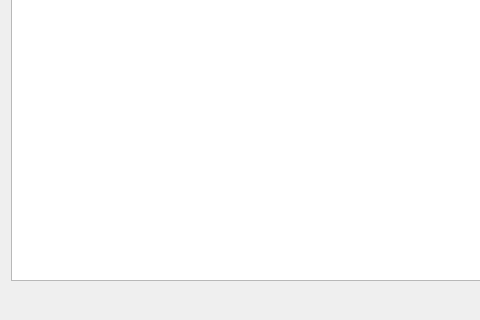
Above: Mascaret/ui/ui_delete.ui from Artelia/Mascaret before the change; both pictures show x 0 to 480 and y 347 to 667 of the 982 by 667 pixel window. Below: the same form after it.
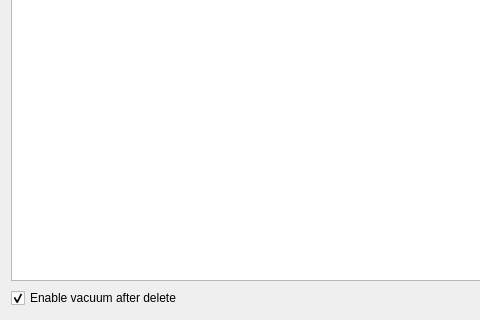
That is the form after the change.

Diff of the .ui file:
```diff
--- a/Mascaret/ui/ui_delete.ui
+++ b/Mascaret/ui/ui_delete.ui
@@ -79,6 +79,16 @@
      </item>
      <item>
       <layout class="QHBoxLayout" name="horizontalLayout">
+       <item>
+        <widget class="QCheckBox" name="ch_vaccum">
+         <property name="text">
+          <string>Enable vacuum after delete</string>
+         </property>
+         <property name="checked">
+          <bool>true</bool>
+         </property>
+        </widget>
+       </item>
        <item>
         <spacer name="horizontalSpacer_2">
          <property name="orientation">
```
Left out of the diff: 6 changed lines with no effect on the pictures.
